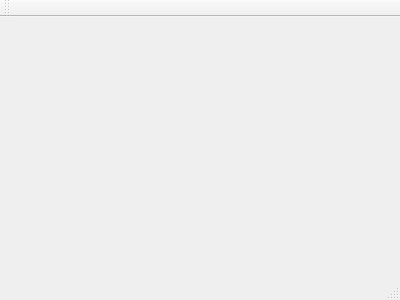
This is HP-GL-to-GCode/mainwindow.ui in Roboterbastler/hpgl2gcode as Qt 5 draws it before an edit. The edited form follows.
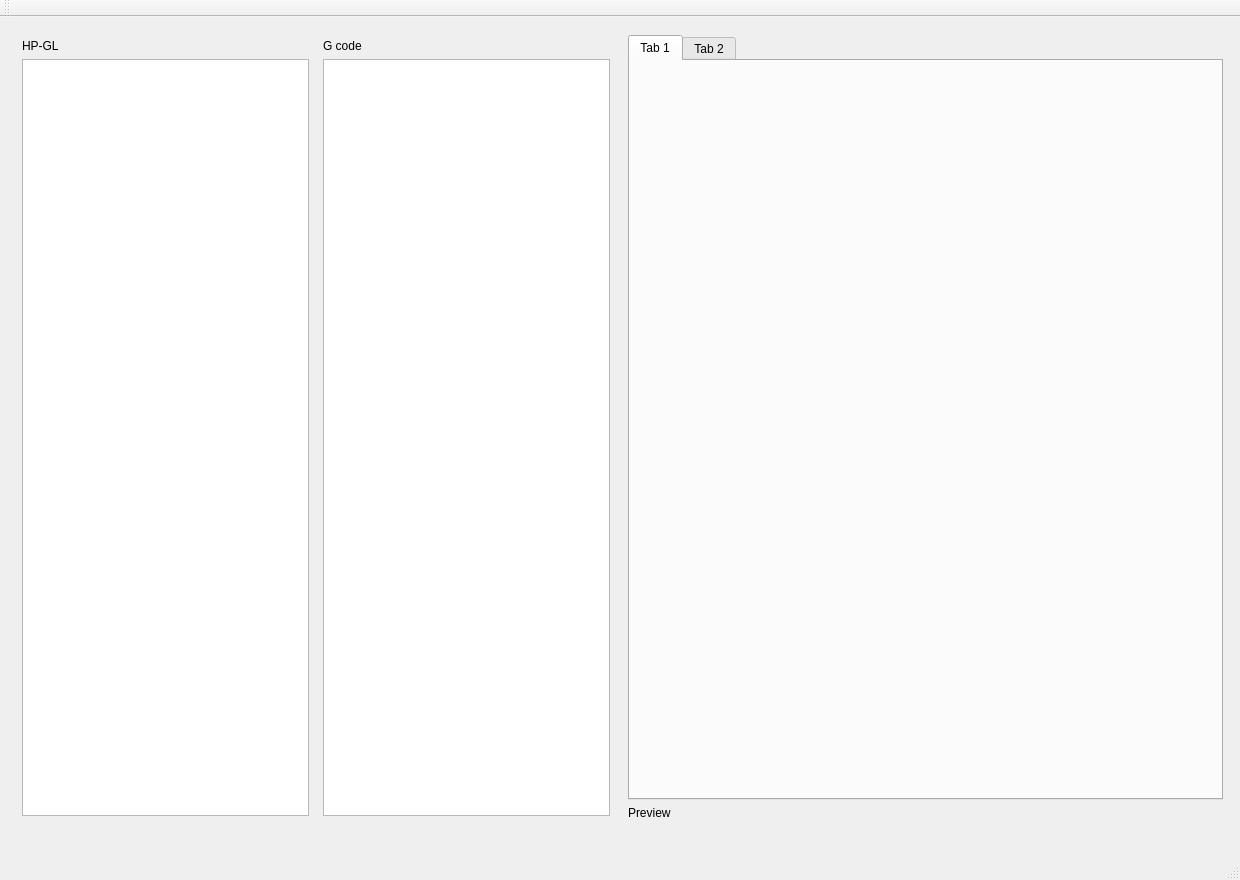
This is the edited form.

Commit message: Added basic GUI structure

```diff
--- a/HP-GL-to-GCode/mainwindow.ui
+++ b/HP-GL-to-GCode/mainwindow.ui
@@ -1,24 +1,169 @@
 <ui version="4.0">
  <class>MainWindow</class>
- <widget class="QMainWindow" name="MainWindow" >
-  <property name="geometry" >
+ <widget class="QMainWindow" name="MainWindow">
+  <property name="geometry">
    <rect>
     <x>0</x>
     <y>0</y>
-    <width>400</width>
-    <height>300</height>
+    <width>1240</width>
+    <height>880</height>
    </rect>
   </property>
   <property name="windowTitle" >
    <string>MainWindow</string>
   </property>
-  <widget class="QMenuBar" name="menuBar" />
-  <widget class="QToolBar" name="mainToolBar" />
-  <widget class="QWidget" name="centralWidget" />
-  <widget class="QStatusBar" name="statusBar" />
+  <widget class="QWidget" name="centralWidget">
+   <widget class="QWidget" name="horizontalLayoutWidget">
+    <property name="geometry">
+     <rect>
+      <x>10</x>
+      <y>10</y>
+      <width>1221</width>
+      <height>801</height>
+     </rect>
+    </property>
+    <layout class="QHBoxLayout" name="horizontalLayout">
+     <property name="leftMargin">
+      <number>4</number>
+     </property>
+     <property name="topMargin">
+      <number>4</number>
+     </property>
+     <property name="rightMargin">
+      <number>4</number>
+     </property>
+     <property name="bottomMargin">
+      <number>4</number>
+     </property>
+     <item>
+      <layout class="QHBoxLayout" name="horizontalLayout_3">
+       <property name="leftMargin">
+        <number>4</number>
+       </property>
+       <property name="topMargin">
+        <number>4</number>
+       </property>
+       <property name="rightMargin">
+        <number>4</number>
+       </property>
+       <property name="bottomMargin">
+        <number>4</number>
+       </property>
+       <item>
+        <layout class="QVBoxLayout" name="verticalLayout_2">
+         <property name="leftMargin">
+          <number>4</number>
+         </property>
+         <property name="topMargin">
+          <number>4</number>
+         </property>
+         <property name="rightMargin">
+          <number>4</number>
+         </property>
+         <property name="bottomMargin">
+          <number>4</number>
+         </property>
+         <item>
+          <widget class="QLabel" name="label">
+           <property name="text">
+            <string>HP-GL</string>
+           </property>
+          </widget>
+         </item>
+         <item>
+          <widget class="QTextEdit" name="textEdit"/>
+         </item>
+        </layout>
+       </item>
+       <item>
+        <layout class="QVBoxLayout" name="verticalLayout_3">
+         <property name="leftMargin">
+          <number>4</number>
+         </property>
+         <property name="topMargin">
+          <number>4</number>
+         </property>
+         <property name="rightMargin">
+          <number>4</number>
+         </property>
+         <property name="bottomMargin">
+          <number>4</number>
+         </property>
+         <item>
+          <widget class="QLabel" name="label_2">
+           <property name="text">
+            <string>G code</string>
+           </property>
+          </widget>
+         </item>
+         <item>
+          <widget class="QTextEdit" name="textEdit_2"/>
+         </item>
+        </layout>
+       </item>
+      </layout>
+     </item>
+     <item>
+      <layout class="QVBoxLayout" name="verticalLayout_4">
+       <property name="leftMargin">
+        <number>4</number>
+       </property>
+       <property name="topMargin">
+        <number>4</number>
+       </property>
+       <property name="rightMargin">
+        <number>4</number>
+       </property>
+       <property name="bottomMargin">
+        <number>4</number>
+       </property>
+       <item>
+        <widget class="QTabWidget" name="tabWidget">
+         <widget class="QWidget" name="tab">
+          <attribute name="title">
+           <string>Tab 1</string>
+          </attribute>
+         </widget>
+         <widget class="QWidget" name="tab_2">
+          <attribute name="title">
+           <string>Tab 2</string>
+          </attribute>
+         </widget>
+        </widget>
+       </item>
+       <item>
+        <widget class="QLabel" name="label_3">
+         <property name="text">
+          <string>Preview</string>
+         </property>
+        </widget>
+       </item>
+      </layout>
+     </item>
+    </layout>
+   </widget>
+  </widget>
+  <widget class="QMenuBar" name="menuBar">
+   <property name="geometry">
+    <rect>
+     <x>0</x>
+     <y>0</y>
+     <width>1240</width>
+     <height>25</height>
+    </rect>
+   </property>
+  </widget>
+  <widget class="QToolBar" name="mainToolBar">
+   <attribute name="toolBarArea">
+    <enum>TopToolBarArea</enum>
+   </attribute>
+   <attribute name="toolBarBreak">
+    <bool>false</bool>
+   </attribute>
+  </widget>
+  <widget class="QStatusBar" name="statusBar"/>
  </widget>
- <layoutDefault spacing="6" margin="11" />
- <pixmapfunction></pixmapfunction>
+ <layoutdefault spacing="6" margin="11"/>
  <resources/>
  <connections/>
 </ui>
```
Left out of the diff: 5 changed lines with no effect on the pictures.
